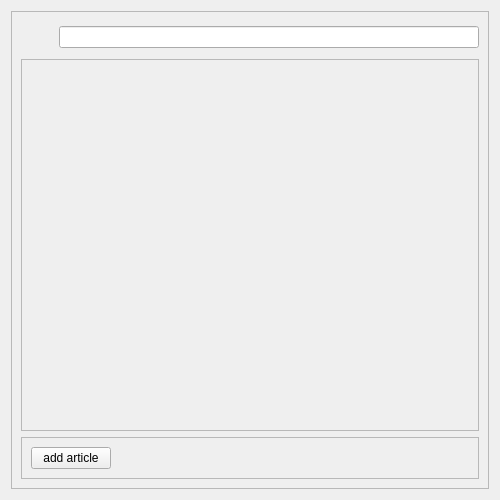
Above: ui/inventory_widget.ui from saulkali/SirreFacc before the change. Below: the same form after it.
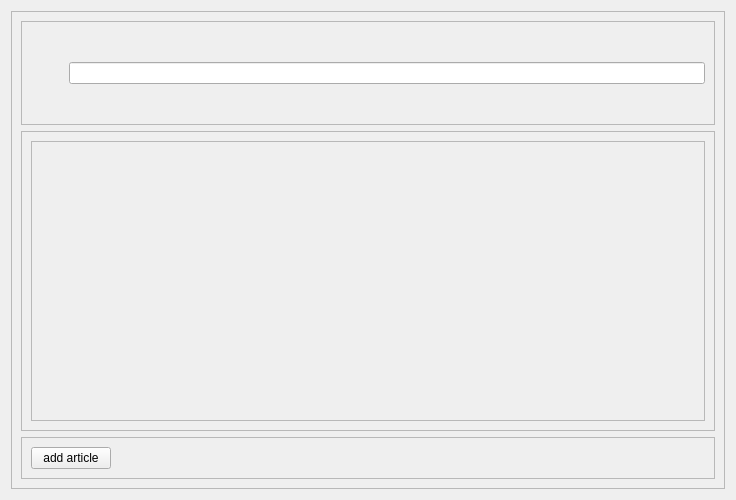
That is the form after the change.

Diff of the .ui file:
```diff
--- a/ui/inventory_widget.ui
+++ b/ui/inventory_widget.ui
@@ -6,7 +6,7 @@
    <rect>
     <x>0</x>
     <y>0</y>
-    <width>500</width>
+    <width>736</width>
     <height>500</height>
    </rect>
   </property>
@@ -32,9 +32,26 @@
       <item>
        <layout class="QVBoxLayout" name="verticalLayout_2">
         <item>
-         <layout class="QHBoxLayout" name="horizontalLayout">
-          <item>
-           <layout class="QVBoxLayout" name="verticalLayout_5">
+         <widget class="QFrame" name="frame_search">
+          <property name="sizePolicy">
+           <sizepolicy hsizetype="Preferred" vsizetype="Preferred">
+            <horstretch>0</horstretch>
+            <verstretch>0</verstretch>
+           </sizepolicy>
+          </property>
+          <property name="minimumSize">
+           <size>
+            <width>0</width>
+            <height>0</height>
+           </size>
+          </property>
+          <property name="frameShape">
+           <enum>QFrame::StyledPanel</enum>
+          </property>
+          <property name="frameShadow">
+           <enum>QFrame::Raised</enum>
+          </property>
+          <layout class="QVBoxLayout" name="verticalLayout_6">
             <item>
              <layout class="QHBoxLayout" name="horizontalLayout_3">
               <item>
@@ -70,6 +87,24 @@
               </item>
              </layout>
             </item>
+          </layout>
+         </widget>
+        </item>
+        <item>
+         <widget class="QFrame" name="frame_recycle_article">
+          <property name="minimumSize">
+           <size>
+            <width>0</width>
+            <height>300</height>
+           </size>
+          </property>
+          <property name="frameShape">
+           <enum>QFrame::StyledPanel</enum>
+          </property>
+          <property name="frameShadow">
+           <enum>QFrame::Raised</enum>
+          </property>
+          <layout class="QVBoxLayout" name="verticalLayout_8">
             <item>
              <widget class="QScrollArea" name="scroll_area_articles">
               <property name="widgetResizable">
@@ -80,8 +115,8 @@
                 <rect>
                  <x>0</x>
                  <y>0</y>
-                 <width>442</width>
-                 <height>178</height>
+                <width>656</width>
+                <height>272</height>
                 </rect>
                </property>
                <layout class="QVBoxLayout" name="verticalLayout_7"/>
@@ -89,8 +124,7 @@
              </widget>
             </item>
            </layout>
-          </item>
-         </layout>
+         </widget>
         </item>
         <item>
          <widget class="QFrame" name="frame_controls_inventory">
```
Lines whose indentation alone changed are shown as unchanged.
